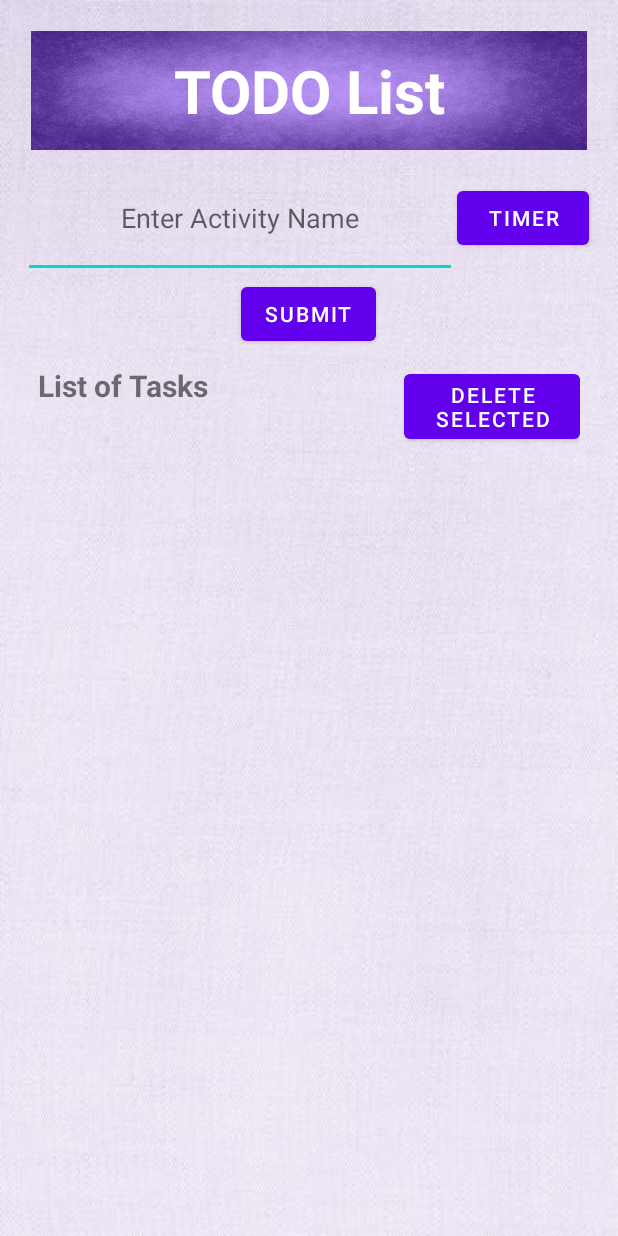
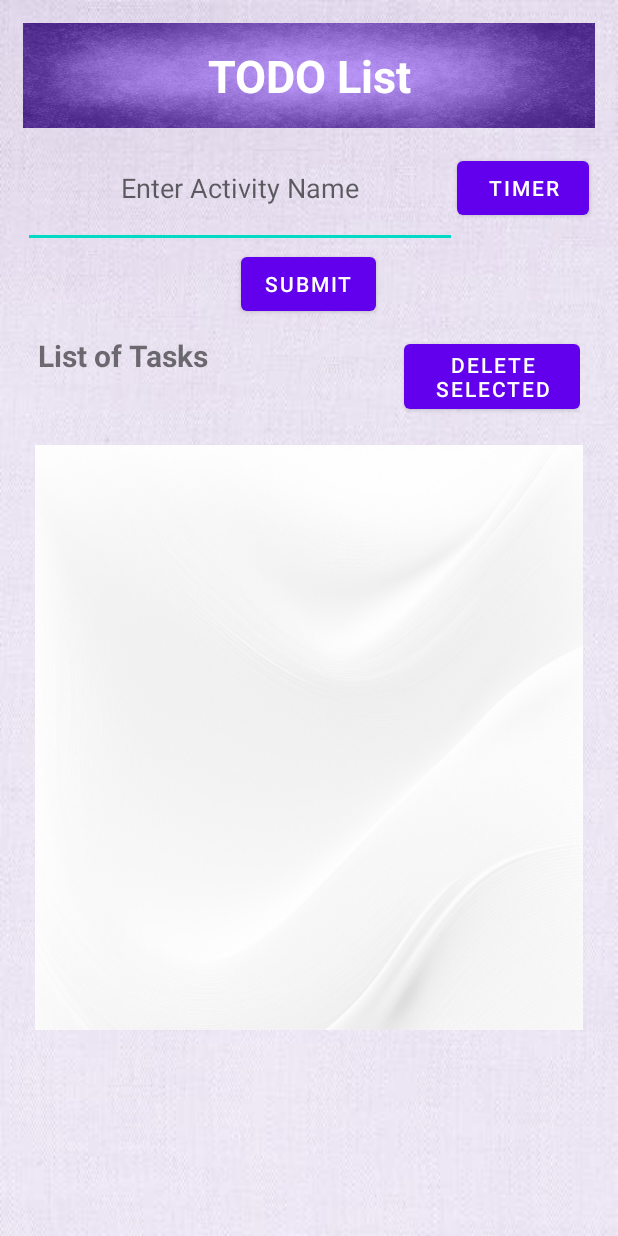
Before and after one commit to Cambrian-ITCAMD/Lab4-ToDoList, an Android app: the layout activity_main.xml on its own in the app's theme, with its tools: preview values and no code run, on a phone screen of 412 x 824 dp. Run offline under Robolectric (Android 15) with nearby library versions, the phone set to English and light mode, and no system bars.

```diff
--- a/app/src/main/res/layout/activity_main.xml
+++ b/app/src/main/res/layout/activity_main.xml
@@ -21,13 +21,12 @@
         <TextView
             android:id="@+id/heading"
             android:layout_width="match_parent"
-            android:layout_height="79dp"
-            android:layout_margin="5dp"
+            android:layout_height="70dp"
             android:background="@drawable/h"
             android:gravity="center"
             android:text="@string/app_heading"
             android:textColor="@color/white"
-            android:textSize="40sp"
+            android:textSize="30sp"
             android:textStyle="bold" />
 
         <!-- This LinearLayout contains an EditText and a Button view. -->
@@ -90,9 +89,10 @@
         <!--This is a ListView element used to display a list of items on the UI. -->
         <ListView
             android:id="@+id/toDoList"
-            android:layout_margin="10dp"
+            android:layout_margin="8dp"
+            android:background="@drawable/wb"
             android:layout_width="match_parent"
-            android:layout_height="380dp" />
+            android:layout_height="390dp" />
 
     </LinearLayout>
 
--- a/app/src/main/res/values/strings.xml
+++ b/app/src/main/res/values/strings.xml
@@ -1,7 +1,6 @@
 <resources>
     <string name="app_name">ToDoList</string>
     <string name="app_heading">TODO List</string>
-    <string name="instruction1">T</string>
     <string name="instruction">Enter Activity Name</string>
     <string name="submit_button">Submit</string>
     <string name="student_list">List of Tasks</string>
```
Also changed, not shown: app/src/main/java/ca/skaram/myapplication/MainActivity.kt (+91 -39 lines), app/src/main/res/drawable/wb.jpg (added).
